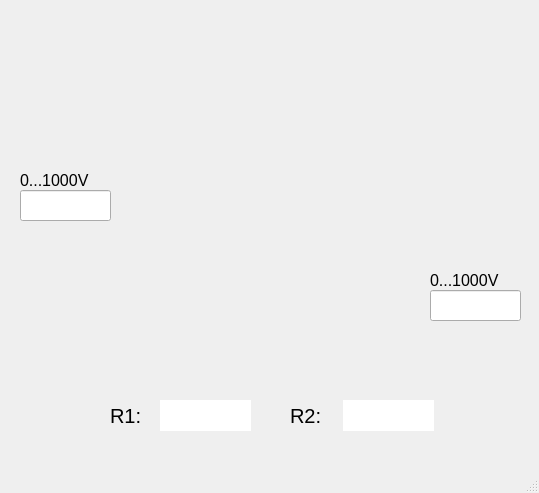
Before: the Qt Designer form mainwindow.ui in brupi/Spannungsteiler, drawn with Qt 5.
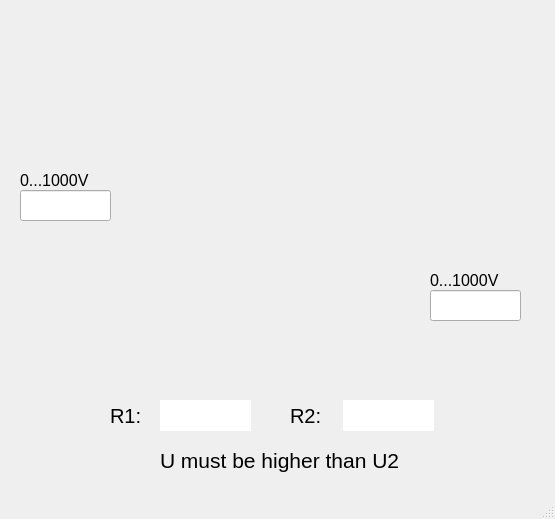
After: the same form once the commit is applied. Icons and pictures are not drawn.

Commit message: Label for Error added

The edit to the form file:
```diff
--- a/mainwindow.ui
+++ b/mainwindow.ui
@@ -6,8 +6,8 @@
    <rect>
     <x>0</x>
     <y>0</y>
-    <width>539</width>
-    <height>493</height>
+    <width>555</width>
+    <height>519</height>
    </rect>
   </property>
   <property name="minimumSize">
@@ -316,6 +316,27 @@
      <bool>true</bool>
     </property>
    </widget>
+   <widget class="QLabel" name="label_6">
+    <property name="enabled">
+     <bool>true</bool>
+    </property>
+    <property name="geometry">
+     <rect>
+      <x>160</x>
+      <y>440</y>
+      <width>251</width>
+      <height>41</height>
+     </rect>
+    </property>
+    <property name="font">
+     <font>
+      <pointsize>16</pointsize>
+     </font>
+    </property>
+    <property name="text">
+     <string>U must be higher than U2</string>
+    </property>
+   </widget>
    <zorder>label</zorder>
    <zorder>Spannung_2</zorder>
    <zorder>Quellspannung</zorder>
```
Left out of the diff: 5 changed lines with no effect on the pictures. The commit also changes 2 other files.
